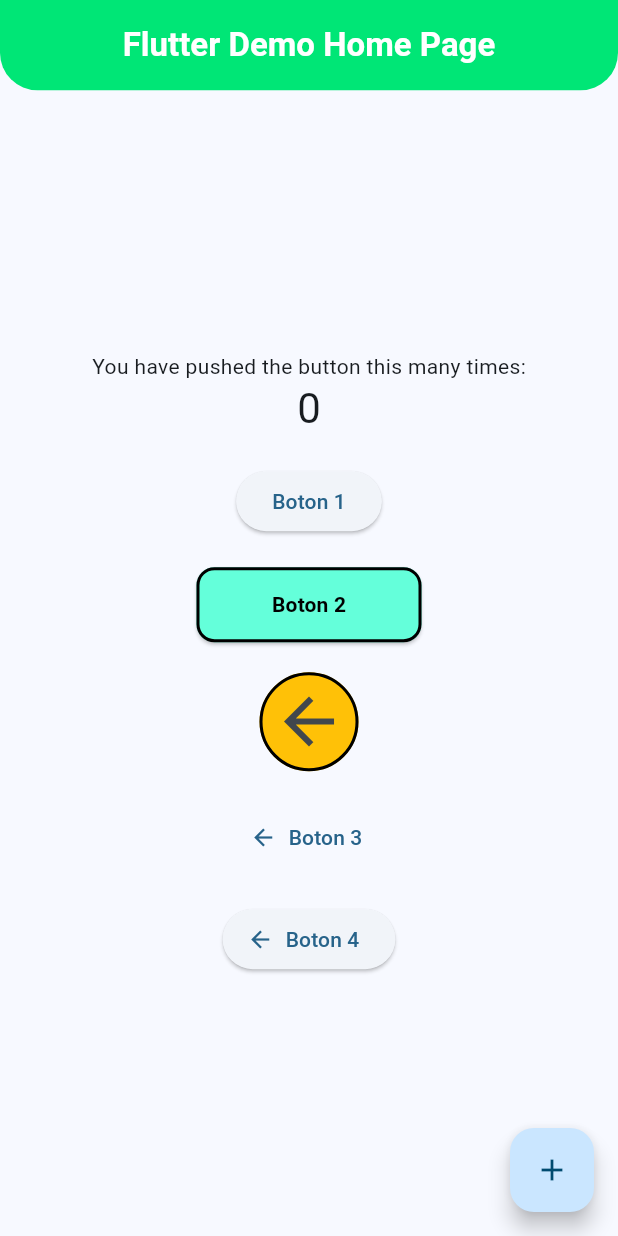
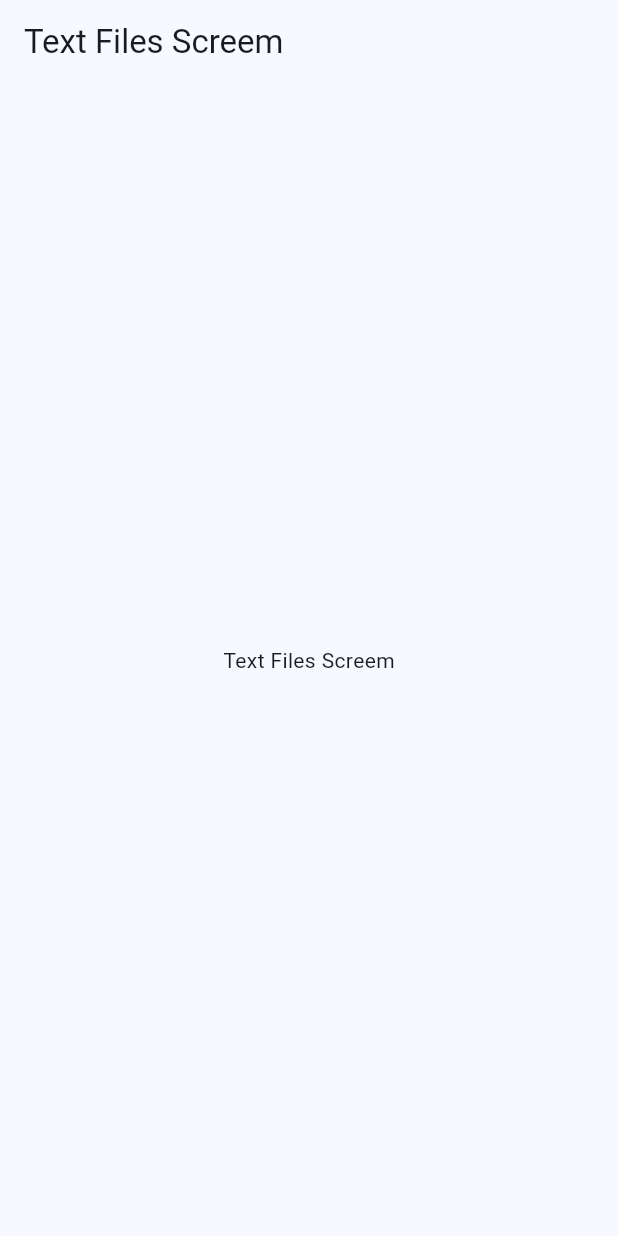
Before and after one commit to alegarciaaitec/primer-ejercicio, a Flutter app: the screen it shows after launch, on a phone screen of 412 x 824 dp. Run offline on Flutter 3.47's test engine with Material 3 defaults, Android fonts, the phone set to English and light mode, and no system bars.

Commit message:
nueva pantalla

```diff
--- a/lib/main.dart
+++ b/lib/main.dart
@@ -32,7 +32,7 @@ class MyApp extends StatelessWidget {
         // tested with just a hot reload.
         colorScheme: ColorScheme.fromSeed(seedColor: Colors.lightBlue),
       ),
-      home: const MyHomePage(title: 'Flutter Demo Home Page'),
+      home: const TextFilesScreem(),
     );
   }
 }
--- a/lib/screems/screems.dart
+++ b/lib/screems/screems.dart
@@ -1 +1,2 @@
 export 'package:myapp/screems/my_home_page.dart';
+export 'package:myapp/screems/text_files_screem.dart';
--- /dev/null
+++ b/lib/screems/text_files_screem.dart
@@ -0,0 +1,24 @@
+import 'package:flutter/material.dart';
+
+class TextFilesScreem extends StatefulWidget {
+  const TextFilesScreem({super.key});
+
+  @override
+  State<TextFilesScreem> createState() => _TextFilesScreemState();
+}
+
+class _TextFilesScreemState extends State<TextFilesScreem> {
+  @override
+  Widget build(BuildContext context) {
+    return Scaffold(
+      appBar: AppBar(
+        //el appbar de la otra pantalla
+        title: const Text('Text Files Screem'),
+      ),
+      //caja de texto con cualquier diseño
+      body: const Center(
+        child: Text('Text Files Screem'),
+      ),
+    );
+  }
+}
```
